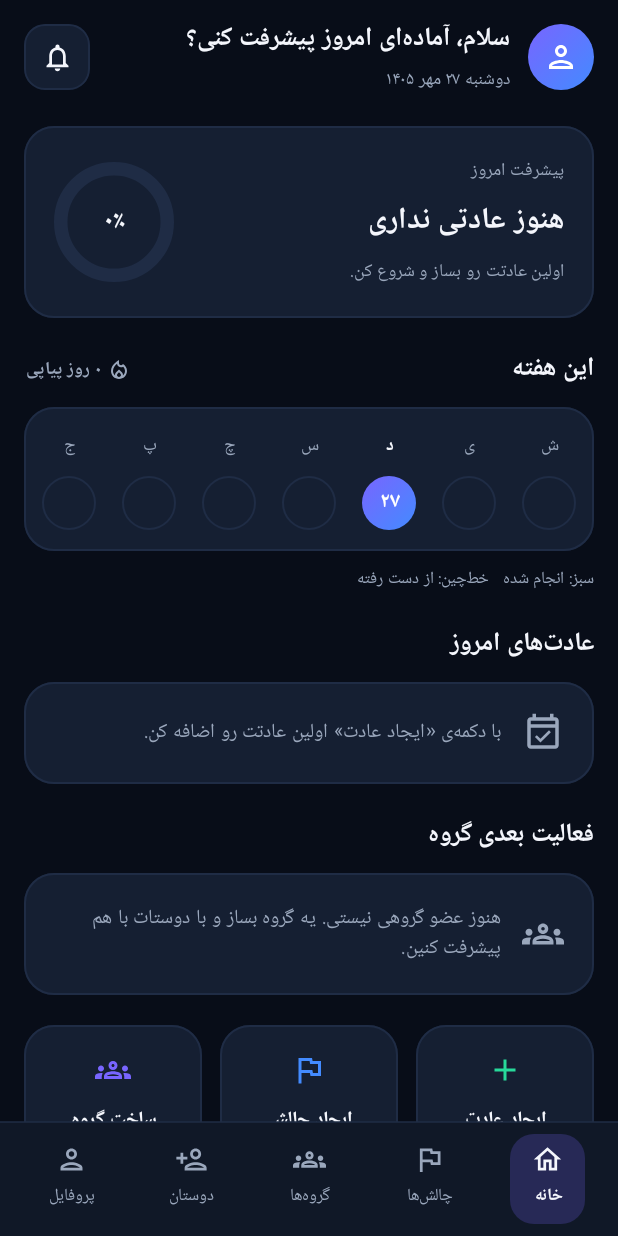
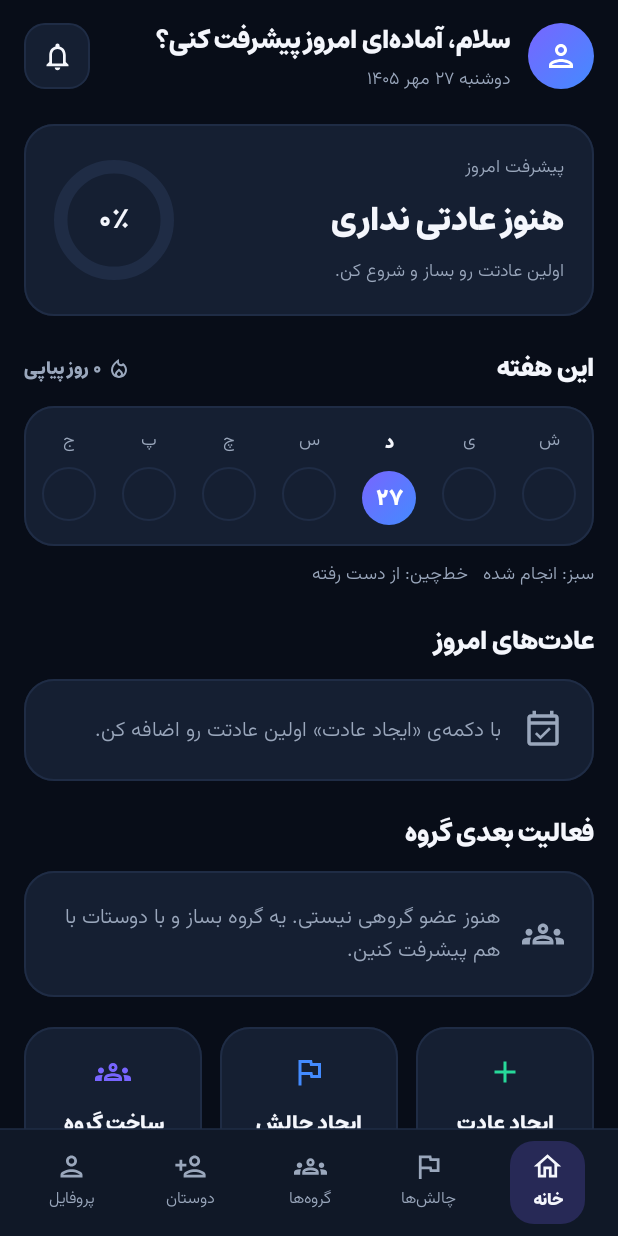
Before and after one commit to mahdiar-barzegarr/Day-flow, an Android app built with Jetpack Compose: the screen it shows after launch (MainActivity), on a phone screen of 412 x 824 dp. Run offline under Robolectric (Android 15) with nearby library versions, the phone set to English and light mode, and no system bars; our stand-ins replace Dagger/Hilt's generated code, Room's generated code.

Commit message:
add fonts

```diff
--- a/Application/app/src/main/java/com/example/dayflow/ui/components/DayFlowBottomBar.kt
+++ b/Application/app/src/main/java/com/example/dayflow/ui/components/DayFlowBottomBar.kt
@@ -133,8 +133,11 @@ private fun BottomBarItem(
             Text(
                 text = tab.label,
                 color = contentColor,
-                fontSize = 11.sp,
-                fontWeight = if (selected) FontWeight.Bold else FontWeight.Normal,
+                style = if (selected) {
+                    MaterialTheme.typography.labelSmall
+                } else {
+                    MaterialTheme.typography.bodySmall.copy(fontSize = 11.sp)
+                },
                 maxLines = 1
             )
         }
--- a/Application/app/src/main/java/com/example/dayflow/ui/home/HomeScreen.kt
+++ b/Application/app/src/main/java/com/example/dayflow/ui/home/HomeScreen.kt
@@ -1,7 +1,5 @@
 package com.example.dayflow.ui.home
 
-import android.os.Build
-import androidx.annotation.RequiresApi
 import androidx.compose.animation.core.animateFloatAsState
 import androidx.compose.animation.core.tween
 import androidx.compose.foundation.BorderStroke
@@ -76,7 +74,6 @@ import com.example.dayflow.ui.theme.LocalExtraColors
 import com.example.dayflow.utilities.toPersianDigits
 import kotlin.math.roundToInt
 
-@RequiresApi(Build.VERSION_CODES.O)
 @Composable
 fun HomeScreen(
     navController: NavController,
@@ -170,8 +167,7 @@ private fun HomeHeader(state: HomeUiState, onNotificationsClick: () -> Unit) {
                 Text(
                     text = initial.toString(),
                     color = Color.White,
-                    fontSize = 18.sp,
-                    fontWeight = FontWeight.Bold
+                    style = MaterialTheme.typography.titleMedium
                 )
             } else {
                 Icon(Icons.Outlined.Person, contentDescription = null, tint = Color.White)
@@ -182,9 +178,7 @@ private fun HomeHeader(state: HomeUiState, onNotificationsClick: () -> Unit) {
             Text(
                 text = greeting,
                 color = colors.onSurface,
-                fontSize = 17.sp,
-                lineHeight = 24.sp,
-                fontWeight = FontWeight.Bold
+                style = MaterialTheme.typography.titleMedium
             )
             Caption(state.dateText)
         }
@@ -238,9 +232,7 @@ private fun ProgressCard(state: HomeUiState) {
                 Text(
                     text = title,
                     color = MaterialTheme.colorScheme.onSurface,
-                    fontSize = 20.sp,
-                    lineHeight = 28.sp,
-                    fontWeight = FontWeight.Bold
+                    style = MaterialTheme.typography.titleLarge
                 )
                 Caption(message)
             }
@@ -292,8 +284,7 @@ private fun ProgressRing(progress: Float) {
         Text(
             text = "${(animated * 100).roundToInt().toPersianDigits()}٪",
             color = colors.onSurface,
-            fontSize = 17.sp,
-            fontWeight = FontWeight.Bold
+            style = MaterialTheme.typography.titleMedium
         )
     }
 }
@@ -321,8 +312,7 @@ private fun WeekSection(state: HomeUiState) {
                 Text(
                     text = "${state.streakDays.toPersianDigits()} روز پیاپی",
                     color = streakColor,
-                    fontSize = 12.sp,
-                    fontWeight = FontWeight.SemiBold
+                    style = MaterialTheme.typography.labelMedium
                 )
             }
         }
@@ -338,7 +328,7 @@ private fun WeekSection(state: HomeUiState) {
             }
         }
 
-        Caption("سبز: انجام شده   خط‌چین: از دست رفته", fontSize = 11.sp)
+        Caption("سبز: انجام شده   خط‌چین: از دست رفته")
     }
 }
 
@@ -355,8 +345,11 @@ private fun WeekDayItem(day: WeekDayUi) {
         Text(
             text = day.label,
             color = if (isToday) colors.onSurface else colors.onSurfaceVariant,
-            fontSize = 12.sp,
-            fontWeight = if (isToday) FontWeight.Bold else FontWeight.Normal
+            style = if (isToday) {
+                MaterialTheme.typography.labelMedium
+            } else {
+                MaterialTheme.typography.bodySmall
+            }
         )
 
         when (day.status) {
@@ -411,8 +404,7 @@ private fun WeekDayItem(day: WeekDayUi) {
                 Text(
                     text = day.dayNumber.toPersianDigits(),
                     color = Color.White,
-                    fontSize = 14.sp,
-                    fontWeight = FontWeight.Bold
+                    style = MaterialTheme.typography.labelLarge
                 )
             }
 
@@ -494,8 +486,7 @@ private fun HabitRow(habit: HabitUi, onToggle: (Long, Boolean) -> Unit) {
             Text(
                 text = habit.title,
                 color = colors.onSurface,
-                fontSize = 15.sp,
-                fontWeight = FontWeight.Bold
+                style = MaterialTheme.typography.titleSmall
             )
             Caption(subtitle)
         }
@@ -609,8 +600,7 @@ private fun QuickAction(
             Text(
                 text = label,
                 color = colors.onSurface,
-                fontSize = 13.sp,
-                fontWeight = FontWeight.Bold
+                style = MaterialTheme.typography.labelLarge
             )
         }
     }
@@ -627,7 +617,7 @@ private fun AddHabitDialog(onDismiss: () -> Unit, onConfirm: (String) -> Unit) {
         onDismissRequest = onDismiss,
         containerColor = colors.surfaceVariant,
         title = {
-            Text("ایجاد عادت", color = colors.onSurface, fontWeight = FontWeight.Bold)
+            Text("ایجاد عادت", color = colors.onSurface, style = MaterialTheme.typography.titleMedium)
         },
         text = {
             OutlinedTextField(
@@ -674,20 +664,18 @@ private fun SectionHeader(title: String, trailing: @Composable () -> Unit = {})
         Text(
             text = title,
             color = MaterialTheme.colorScheme.onSurface,
-            fontSize = 17.sp,
-            fontWeight = FontWeight.Bold
+            style = MaterialTheme.typography.titleMedium
         )
         trailing()
     }
 }
 
 @Composable
-private fun Caption(text: String, fontSize: androidx.compose.ui.unit.TextUnit = 12.sp) {
+private fun Caption(text: String) {
     Text(
         text = text,
         color = MaterialTheme.colorScheme.onSurfaceVariant,
-        fontSize = fontSize,
-        lineHeight = fontSize * 1.5f
+        style = MaterialTheme.typography.bodySmall
     )
 }
 
@@ -705,8 +693,7 @@ private fun EmptyMessage(icon: ImageVector, text: String) {
         Text(
             text = text,
             color = colors.onSurfaceVariant,
-            fontSize = 13.sp,
-            lineHeight = 20.sp,
+            style = MaterialTheme.typography.bodyMedium,
             textAlign = TextAlign.Start,
             modifier = Modifier.weight(1f)
         )
--- a/Application/app/src/main/java/com/example/dayflow/ui/theme/Type.kt
+++ b/Application/app/src/main/java/com/example/dayflow/ui/theme/Type.kt
@@ -2,33 +2,82 @@ package com.example.dayflow.ui.theme
 
 import androidx.compose.material3.Typography
 import androidx.compose.ui.text.TextStyle
+import androidx.compose.ui.text.font.Font
 import androidx.compose.ui.text.font.FontFamily
 import androidx.compose.ui.text.font.FontWeight
 import androidx.compose.ui.unit.sp
+import com.example.dayflow.R
 
-// Set of Material typography styles to start with
+// res/font/estedad_bold.ttf  و  res/font/vazirmatn_light.ttf
+val Estedad = FontFamily(Font(R.font.estedad_bold, FontWeight.Bold))
+val Vazirmatn = FontFamily(Font(R.font.vazirmatn_light, FontWeight.Light))
+
+
 val Typography = Typography(
+    displayMedium = TextStyle(
+        fontFamily = Estedad,
+        fontWeight = FontWeight.Bold,
+        fontSize = 32.sp,
+        lineHeight = 44.sp
+    ),
+    headlineMedium = TextStyle(
+        fontFamily = Estedad,
+        fontWeight = FontWeight.Bold,
+        fontSize = 28.sp,
+        lineHeight = 38.sp
+    ),
+    titleLarge = TextStyle(
+        fontFamily = Estedad,
+        fontWeight = FontWeight.Bold,
+        fontSize = 22.sp,
+        lineHeight = 32.sp
+    ),
+    titleMedium = TextStyle(
+        fontFamily = Estedad,
+        fontWeight = FontWeight.Bold,
+        fontSize = 17.sp,
+        lineHeight = 26.sp
+    ),
+    titleSmall = TextStyle(
+        fontFamily = Estedad,
+        fontWeight = FontWeight.Bold,
+        fontSize = 15.sp,
+        lineHeight = 24.sp
+    ),
     bodyLarge = TextStyle(
-        fontFamily = FontFamily.Default,
-        fontWeight = FontWeight.Normal,
+        fontFamily = Vazirmatn,
+        fontWeight = FontWeight.Light,
         fontSize = 16.sp,
-        lineHeight = 24.sp,
-        letterSpacing = 0.5.sp
-    )
-    /* Other default text styles to override
-    titleLarge = TextStyle(
-        fontFamily = FontFamily.Default,
-        fontWeight = FontWeight.Normal,
-        fontSize = 22.sp,
-        lineHeight = 28.sp,
-        letterSpacing = 0.sp
+        lineHeight = 26.sp
+    ),
+    bodyMedium = TextStyle(
+        fontFamily = Vazirmatn,
+        fontWeight = FontWeight.Light,
+        fontSize = 14.sp,
+        lineHeight = 22.sp
+    ),
+    bodySmall = TextStyle(
+        fontFamily = Vazirmatn,
+        fontWeight = FontWeight.Light,
+        fontSize = 12.sp,
+        lineHeight = 18.sp
+    ),
+    labelLarge = TextStyle(
+        fontFamily = Estedad,
+        fontWeight = FontWeight.Bold,
+        fontSize = 14.sp,
+        lineHeight = 20.sp
+    ),
+    labelMedium = TextStyle(
+        fontFamily = Estedad,
+        fontWeight = FontWeight.Bold,
+        fontSize = 12.sp,
+        lineHeight = 18.sp
     ),
     labelSmall = TextStyle(
-        fontFamily = FontFamily.Default,
-        fontWeight = FontWeight.Medium,
+        fontFamily = Estedad,
+        fontWeight = FontWeight.Bold,
         fontSize = 11.sp,
-        lineHeight = 16.sp,
-        letterSpacing = 0.5.sp
+        lineHeight = 16.sp
     )
-    */
 )
```
Also changed, not shown: Application/app/src/main/res/font/estedad_bold.TTF (added), Application/app/src/main/res/font/vazirmatn_light.ttf (added).
